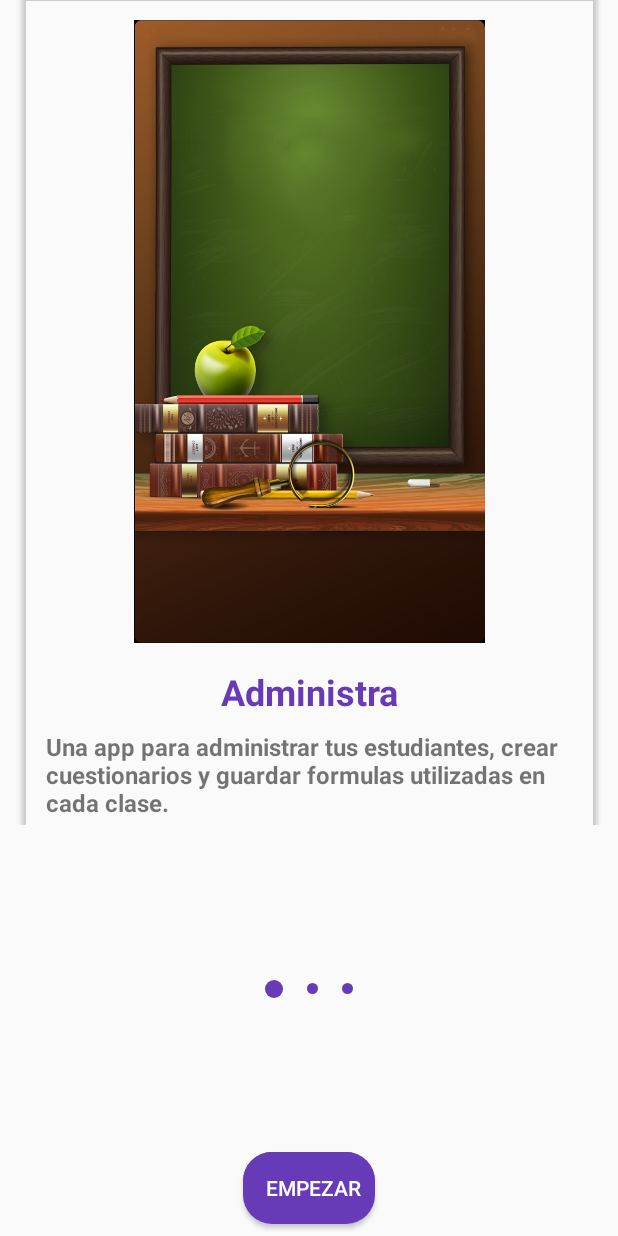
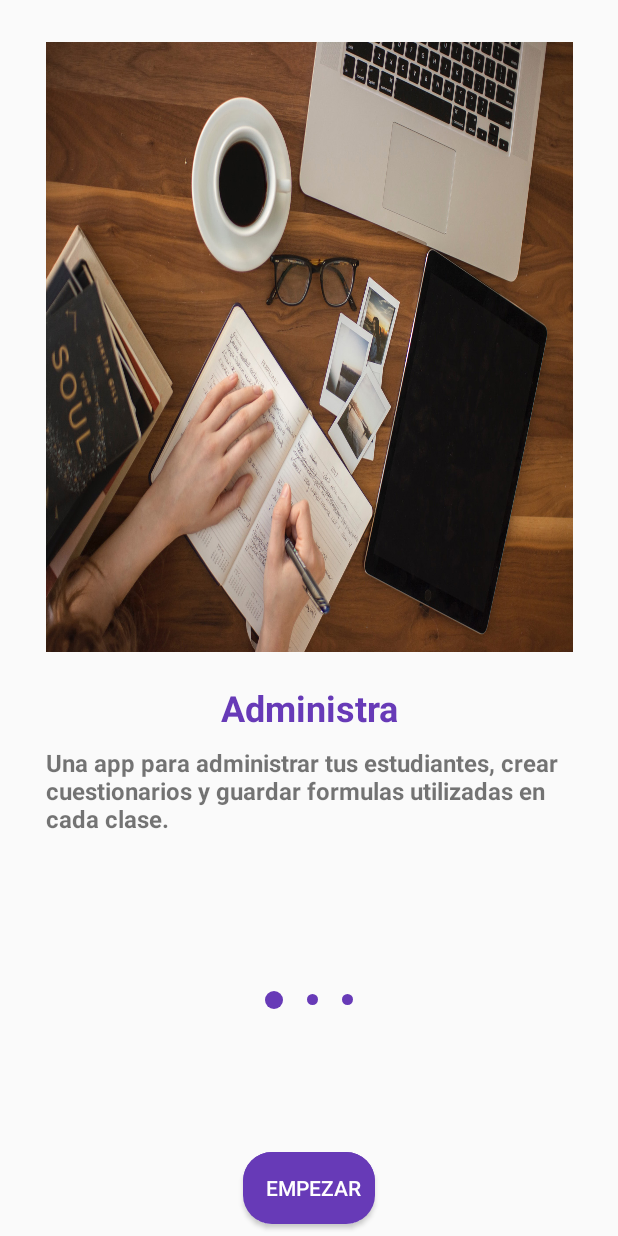
Before and after one commit to MelHerrera/LaEsperanzaCollege, an Android app: the screen it shows after launch (IntroActivity), on a phone screen of 412 x 824 dp. Run offline under Robolectric (Android 15) with nearby library versions, the phone set to English and light mode, and no system bars; 3 statements that could not run were skipped.

```diff
--- a/app/src/main/java/com/app/laesperanzacollege/IntroActivity.kt
+++ b/app/src/main/java/com/app/laesperanzacollege/IntroActivity.kt
@@ -20,7 +20,7 @@ class IntroActivity : AppCompatActivity() {
             intro(
                 "Administra",
                 "Una app para administrar tus estudiantes, crear cuestionarios y guardar formulas utilizadas en cada clase.",
-                R.drawable.educacion
+                R.drawable.administra
             ),
             intro(
                 "Crea tus Cuestionarios",
@@ -30,7 +30,7 @@ class IntroActivity : AppCompatActivity() {
             intro(
                 "Educa",
                 "Enseña a través de esta app interactiva, dividida por grados y mira la mejoría a largo plazo.",
-                R.drawable.tres
+                R.drawable.educa
             )
         )
     )
@@ -41,6 +41,7 @@ class IntroActivity : AppCompatActivity() {
         carrusel.adapter = introAdapter
         setupIndicators()
         setCurrentIndicator(0)
+
         carrusel.registerOnPageChangeCallback(object :
             ViewPager2.OnPageChangeCallback(){
             override fun onPageSelected(position: Int) {
--- a/app/src/main/res/layout/activity_intro.xml
+++ b/app/src/main/res/layout/activity_intro.xml
@@ -10,7 +10,7 @@
     <androidx.viewpager2.widget.ViewPager2
         android:id="@+id/carrusel"
         android:layout_width="0dp"
-        android:layout_height="550dp"
+        android:layout_height="wrap_content"
         app:layout_constraintEnd_toEndOf="parent"
         app:layout_constraintStart_toStartOf="parent"
         app:layout_constraintTop_toTopOf="parent" />
--- a/app/src/main/res/layout/item_intro.xml
+++ b/app/src/main/res/layout/item_intro.xml
@@ -1,7 +1,6 @@
 <?xml version="1.0" encoding="utf-8"?>
 <androidx.constraintlayout.widget.ConstraintLayout xmlns:android="http://schemas.android.com/apk/res/android"
     xmlns:app="http://schemas.android.com/apk/res-auto"
-    xmlns:tools="http://schemas.android.com/tools"
     android:layout_width="match_parent"
     android:layout_height="match_parent">
 
@@ -10,7 +9,9 @@
         android:layout_width="383dp"
         android:layout_height="557dp"
         android:layout_marginStart="8dp"
+        android:layout_marginTop="8dp"
         android:layout_marginEnd="8dp"
+        app:cardElevation="0dp"
         app:cardBackgroundColor="@android:color/transparent"
         app:layout_constraintBottom_toBottomOf="parent"
         app:layout_constraintEnd_toEndOf="parent"
@@ -19,17 +20,19 @@
 
         <androidx.constraintlayout.widget.ConstraintLayout
             android:layout_width="match_parent"
-            android:layout_height="match_parent" >
+            android:layout_height="match_parent">
 
             <ImageView
                 android:id="@+id/foto1"
-                android:layout_width="290dp"
+                android:layout_width="match_parent"
                 android:layout_height="415dp"
                 android:layout_marginTop="16dp"
+                android:scaleType="centerCrop"
+                android:padding="@dimen/large_padding"
                 app:layout_constraintEnd_toEndOf="parent"
                 app:layout_constraintStart_toStartOf="parent"
                 app:layout_constraintTop_toTopOf="parent"
-                app:srcCompat="@drawable/educacion" />
+                app:srcCompat="@drawable/administra" />
 
             <TextView
                 android:id="@+id/name1"
```
Also changed, not shown: app/src/main/res/drawable/administra.jpg (added), app/src/main/res/drawable/educa.jpg (added), app/src/main/res/drawable/educacion.jpg (deleted), app/src/main/res/drawable/tres.jpg (deleted).
